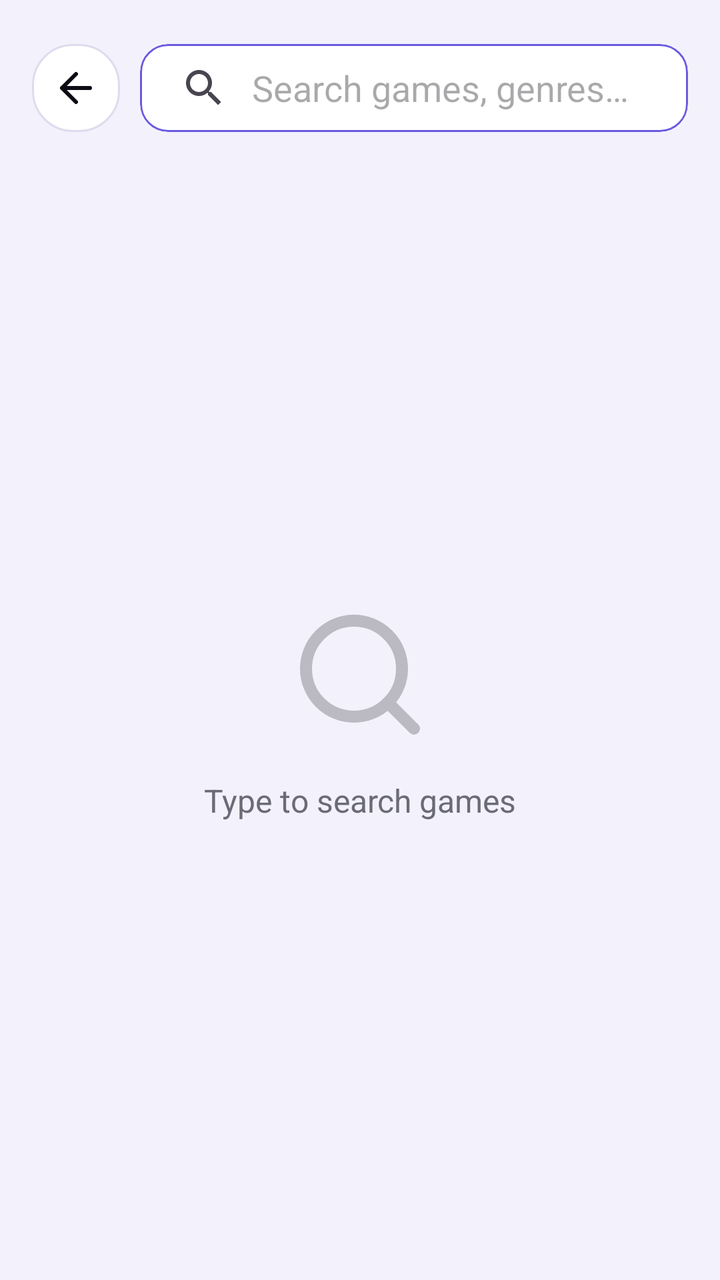
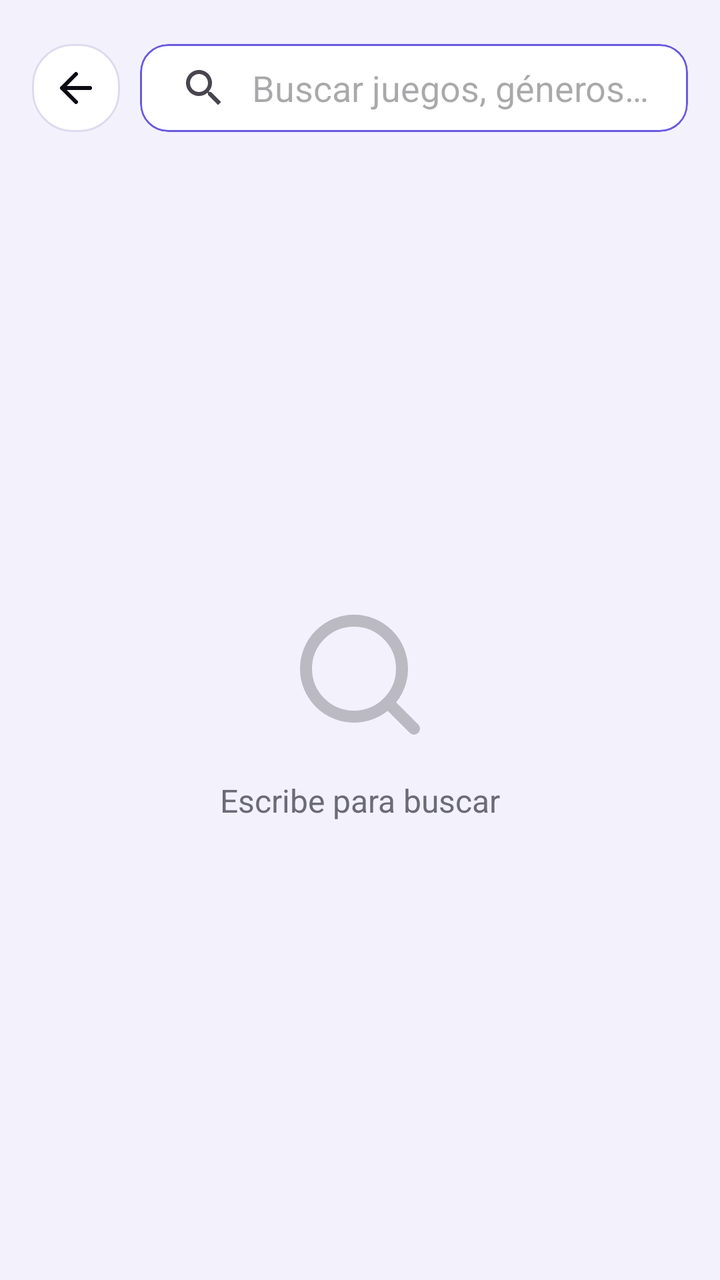

Screens rendered from an Android XML layout before and after an edit, with the pre-edit source and the edit as a unified diff.
<!-- AndroidManifest.xml: application theme Theme.VortexGaming -->
<!-- res/layout/fragment_search.xml -->
<?xml version="1.0" encoding="utf-8"?>
<androidx.constraintlayout.widget.ConstraintLayout
    xmlns:android="http://schemas.android.com/apk/res/android"
    xmlns:app="http://schemas.android.com/apk/res-auto"
    android:layout_width="match_parent"
    android:layout_height="match_parent"
    android:background="@color/bg_main">

    
    <LinearLayout
        android:id="@+id/searchTopBar"
        android:layout_width="0dp"
        android:layout_height="56dp"
        android:layout_marginHorizontal="16dp"
        android:layout_marginTop="16dp"
        android:gravity="center_vertical"
        android:orientation="horizontal"
        app:layout_constraintEnd_toEndOf="parent"
        app:layout_constraintStart_toStartOf="parent"
        app:layout_constraintTop_toTopOf="parent">

        <ImageButton
            android:id="@+id/btnSearchBack"
            android:layout_width="44dp"
            android:layout_height="44dp"
            android:background="@drawable/bg_chip_default"
            android:src="@drawable/ic_arrow_back"
            android:padding="10dp"
            android:contentDescription="Back"
            app:tint="@color/text_primary" />

        <com.google.android.material.card.MaterialCardView
            android:layout_width="0dp"
            android:layout_height="44dp"
            android:layout_marginStart="10dp"
            android:layout_weight="1"
            app:cardBackgroundColor="@color/bg_surface"
            app:cardCornerRadius="14dp"
            app:cardElevation="0dp"
            app:strokeColor="@color/purple_accent"
            app:strokeWidth="1dp">

            <androidx.appcompat.widget.SearchView
                android:id="@+id/searchViewSearch"
                android:layout_width="match_parent"
                android:layout_height="match_parent"
                app:iconifiedByDefault="false"
                app:queryBackground="@android:color/transparent"
                app:queryHint="Search games, genres…" />
        </com.google.android.material.card.MaterialCardView>
    </LinearLayout>

    
    <LinearLayout
        android:id="@+id/layoutHint"
        android:layout_width="wrap_content"
        android:layout_height="wrap_content"
        android:gravity="center"
        android:orientation="vertical"
        app:layout_constraintBottom_toBottomOf="parent"
        app:layout_constraintEnd_toEndOf="parent"
        app:layout_constraintStart_toStartOf="parent"
        app:layout_constraintTop_toBottomOf="@id/searchTopBar">

        <ImageView
            android:layout_width="72dp"
            android:layout_height="72dp"
            android:src="@drawable/ic_search"
            android:alpha="0.25"
            app:tint="@color/text_primary" />

        <TextView
            android:id="@+id/tvHintMessage"
            android:layout_width="wrap_content"
            android:layout_height="wrap_content"
            android:layout_marginTop="16dp"
            android:text="Type to search games"
            android:textColor="@color/text_muted"
            android:textSize="16sp" />
    </LinearLayout>

    
    <androidx.recyclerview.widget.RecyclerView
        android:id="@+id/rvSearchResults"
        android:layout_width="0dp"
        android:layout_height="0dp"
        android:paddingTop="8dp"
        android:paddingHorizontal="16dp"
        android:paddingBottom="110dp"
        android:clipToPadding="false"
        android:visibility="gone"
        app:layoutManager="androidx.recyclerview.widget.LinearLayoutManager"
        app:layout_constraintBottom_toBottomOf="parent"
        app:layout_constraintEnd_toEndOf="parent"
        app:layout_constraintStart_toStartOf="parent"
        app:layout_constraintTop_toBottomOf="@id/searchTopBar" />

</androidx.constraintlayout.widget.ConstraintLayout>
<!-- resources referenced by this layout -->
<resources>
  <color name="bg_main">#F3F2FC</color>
  <color name="bg_surface">#FFFFFF</color>
  <color name="purple_accent">#6A5AE0</color>
  <color name="text_muted">#6B6B78</color>
  <color name="text_primary">#0D0C14</color>
  <!-- drawable bg_chip_default (drawable) -->
  <?xml version="1.0" encoding="utf-8"?>
  <shape xmlns:android="http://schemas.android.com/apk/res/android"
      android:shape="rectangle">
      <solid android:color="@color/bg_surface" />
      <stroke android:width="1dp" android:color="@color/stroke_subtle" />
      <corners android:radius="20dp" />
  </shape>
  <!-- drawable ic_arrow_back (drawable) -->
  <vector xmlns:android="http://schemas.android.com/apk/res/android"
      android:width="24dp"
      android:height="24dp"
      android:viewportWidth="24"
      android:viewportHeight="24">
      <path
          android:fillColor="@android:color/transparent"
          android:strokeColor="#FFFFFF"
          android:strokeWidth="2"
          android:strokeLineCap="round"
          android:strokeLineJoin="round"
          android:pathData="M19,12H5M12,5L5,12 12,19" />
  </vector>
  <!-- drawable ic_search (drawable) -->
  <vector xmlns:android="http://schemas.android.com/apk/res/android"
      android:width="24dp"
      android:height="24dp"
      android:viewportWidth="24"
      android:viewportHeight="24">
      <path
          android:fillColor="@android:color/transparent"
          android:strokeColor="#FFFFFF"
          android:strokeWidth="2"
          android:strokeLineCap="round"
          android:pathData="M11,19A8,8 0,1 0,11 3,8,8 0,0 0,11 19Z" />
      <path
          android:fillColor="@android:color/transparent"
          android:strokeColor="#FFFFFF"
          android:strokeWidth="2"
          android:strokeLineCap="round"
          android:pathData="M21,21L16.65,16.65" />
  </vector>
  <style name="Theme.VortexGaming" parent="Base.Theme.VortexGaming" />
  <color name="stroke_subtle">#DDDCEE</color>
  <style name="Base.Theme.VortexGaming" parent="Theme.Material3.DayNight.NoActionBar">
          <item name="colorPrimary">@color/purple_accent</item>
          <item name="colorPrimaryVariant">@color/purple_accent</item>
          <item name="colorOnPrimary">@color/chip_active_text</item>
          <item name="colorSecondary">@color/purple_accent</item>
          <item name="colorSurface">@color/bg_surface</item>
          <item name="colorOnSurface">@color/text_primary</item>
          <item name="android:colorBackground">@color/bg_main</item>
          <item name="android:statusBarColor">@android:color/transparent</item>
          <item name="android:navigationBarColor">@android:color/transparent</item>
          
          <item name="android:windowLightStatusBar" tools:targetApi="23">true</item>
          <item name="android:windowLightNavigationBar" tools:targetApi="27">true</item>
          
          <item name="textInputStyle">@style/Widget.MaterialComponents.TextInputLayout.OutlinedBox</item>
      </style>
  <color name="chip_active_text">#FFFFFF</color>
</resources>

<!-- the commit's change to res/layout/fragment_search.xml (unified diff, before → after) -->
@@ -26,7 +26,7 @@
             android:background="@drawable/bg_chip_default"
             android:src="@drawable/ic_arrow_back"
             android:padding="10dp"
-            android:contentDescription="Back"
+            android:contentDescription="Atrás"
             app:tint="@color/text_primary" />
 
         <com.google.android.material.card.MaterialCardView
@@ -46,7 +46,7 @@
                 android:layout_height="match_parent"
                 app:iconifiedByDefault="false"
                 app:queryBackground="@android:color/transparent"
-                app:queryHint="Search games, genres…" />
+                app:queryHint="Buscar juegos, géneros…" />
         </com.google.android.material.card.MaterialCardView>
     </LinearLayout>
 
@@ -74,7 +74,7 @@
             android:layout_width="wrap_content"
             android:layout_height="wrap_content"
             android:layout_marginTop="16dp"
-            android:text="Type to search games"
+            android:text="Escribe para buscar"
             android:textColor="@color/text_muted"
             android:textSize="16sp" />
     </LinearLayout>
